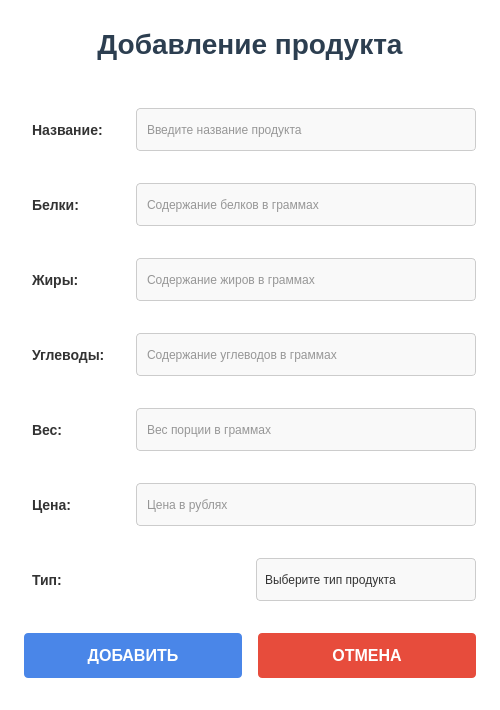
Before: the Qt Designer form client/add_product.ui in New-Ds/Easy-Week, drawn with Qt 5.
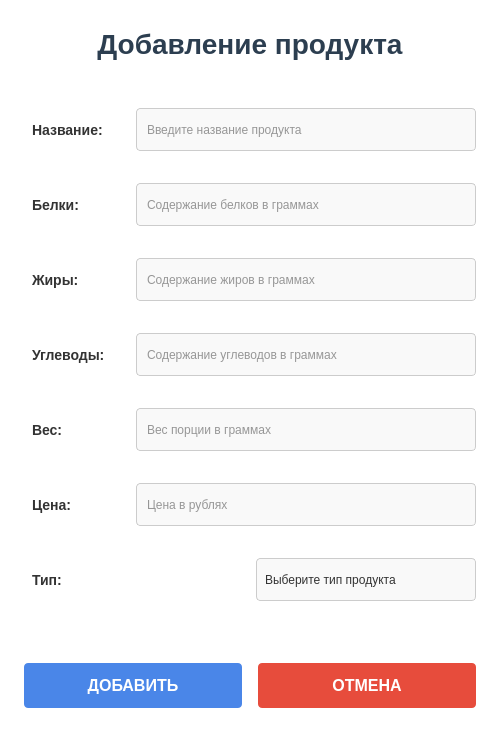
After: the same form once the commit is applied. Icons and pictures are not drawn.

```diff
--- a/client/add_product.ui
+++ b/client/add_product.ui
@@ -7,7 +7,7 @@
     <x>0</x>
     <y>0</y>
     <width>500</width>
-    <height>580</height>
+    <height>740</height>
    </rect>
   </property>
   <property name="windowTitle">
```
Left out of the diff: 34 changed lines with no effect on the pictures.
